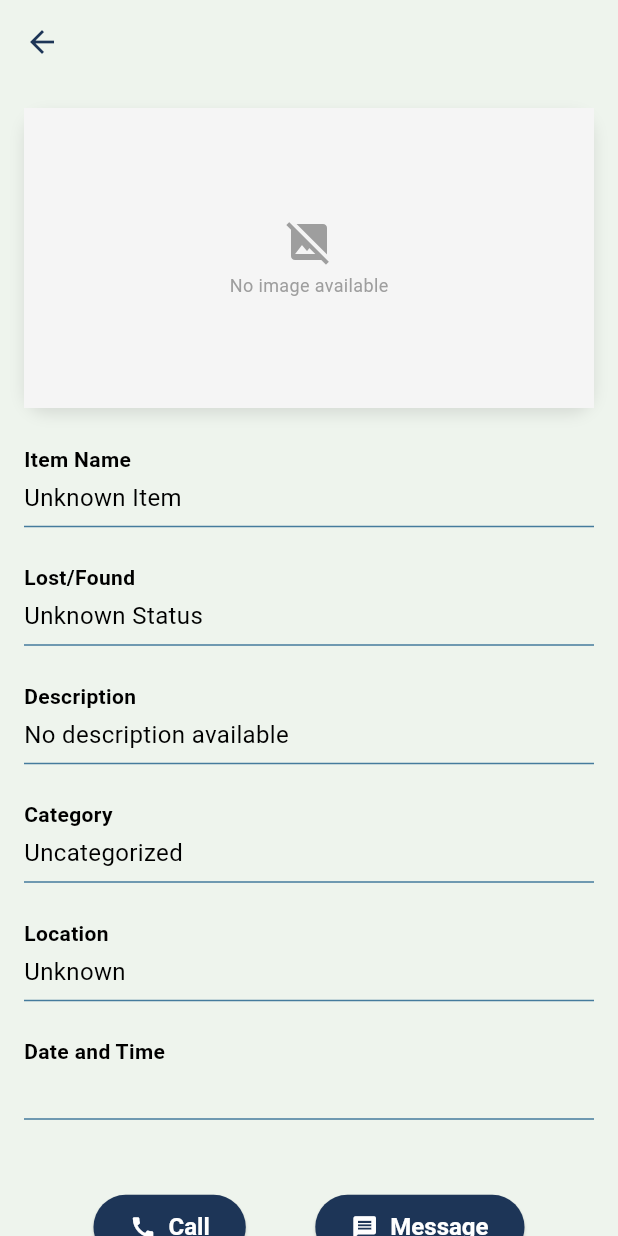
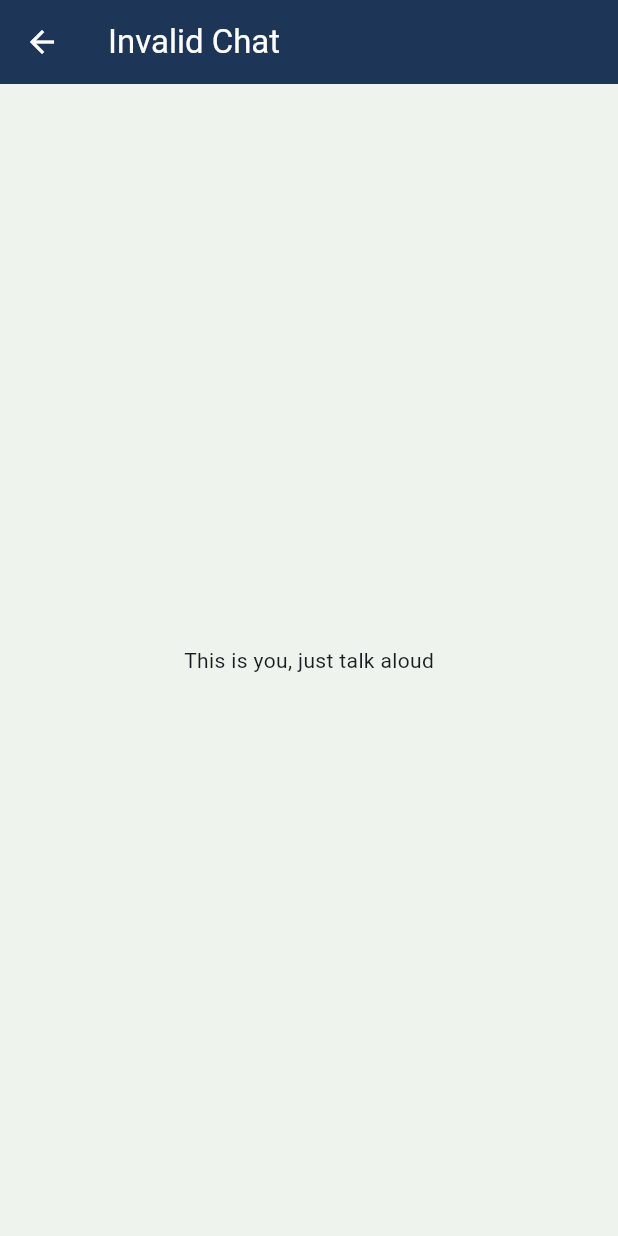
Before and after one commit to Yassin1-prog/LostandFound, a Flutter app: the ItemDetails screen opened by its route, after a tap on "Message", on a phone screen of 412 x 824 dp. Run offline on Flutter 3.47's test engine with Material 3 defaults, Android fonts, the phone set to English and light mode, and no system bars; our stand-ins replace appwrite, cached_network_image, cloud_firestore, firebase_auth, firebase_core, image_picker; accounts and stored records are empty.

Commit message:
Messages implementation
Messages have been implemented

```diff
--- a/lib/app/app_routes.dart
+++ b/lib/app/app_routes.dart
@@ -8,6 +8,8 @@ import '../ui/items_screen.dart';
 import '../ui/report_screen.dart';
 import '../ui/itemdetails.dart';
 import '../ui/profile_screen.dart';
+import '../ui/messages.dart';
+import '../ui/chat_screen.dart';
 
 class AppRoutes {
   static const String welcome = '/';
@@ -18,6 +20,8 @@ class AppRoutes {
   static const String report = '/report';
   static const String details = '/itemdetails';
   static const String profile = '/profile';
+  static const String messages = '/messages';
+  static const String chat = '/chat';
 
   static Route<dynamic>? generateRoute(RouteSettings settings) {
     switch (settings.name) {
@@ -79,6 +83,18 @@ class AppRoutes {
         );
       case profile:
         return MaterialPageRoute(builder: (_) => const ProfileScreen());
+      case messages:
+        return MaterialPageRoute(builder: (_) => const MessagesPage());
+      case chat:
+        if (settings.arguments is Map<String, dynamic>) {
+          final args = settings.arguments as Map<String, dynamic>;
+          return MaterialPageRoute(
+            builder: (_) => ChatScreen(
+              recipientId: args['recipientId'],
+            ),
+          );
+        }
+        break;
       default:
         return MaterialPageRoute(
           builder: (_) => const Scaffold(
@@ -86,5 +102,6 @@ class AppRoutes {
           ),
         );
     }
+    return null;
   }
 }
--- /dev/null
+++ b/lib/ui/chat_screen.dart
@@ -0,0 +1,182 @@
+import 'package:flutter/material.dart';
+import 'package:cloud_firestore/cloud_firestore.dart';
+import 'package:firebase_auth/firebase_auth.dart';
+import '../app/app_theme.dart';
+
+class ChatScreen extends StatefulWidget {
+  final String recipientId;
+
+  const ChatScreen({Key? key, required this.recipientId}) : super(key: key);
+
+  @override
+  State<ChatScreen> createState() => _ChatScreenState();
+}
+
+class _ChatScreenState extends State<ChatScreen> {
+  final FirebaseAuth _auth = FirebaseAuth.instance;
+  final FirebaseFirestore _firestore = FirebaseFirestore.instance;
+  final TextEditingController _messageController = TextEditingController();
+
+  static const int _maxMessageLength = 200;
+
+  void _sendMessage() async {
+    final message = _messageController.text.trim();
+
+    if (message.isEmpty || message.length > _maxMessageLength) return;
+
+    final currentUser = _auth.currentUser;
+    if (currentUser == null) return;
+
+    _messageController.clear();
+
+    final chatId = _getChatId(currentUser.uid, widget.recipientId);
+
+    await _firestore.collection('messages').add({
+      'chatId': chatId,
+      'senderId': currentUser.uid,
+      'recipientId': widget.recipientId,
+      'message': message,
+      'timestamp': FieldValue.serverTimestamp(),
+    });
+
+    await _firestore.collection('conversations').doc(chatId).set({
+      'participants': [currentUser.uid, widget.recipientId],
+      'lastMessage': message,
+      'timestamp': FieldValue.serverTimestamp(),
+    }, SetOptions(merge: true));
+  }
+
+  String _getChatId(String user1, String user2) {
+    return user1.hashCode <= user2.hashCode
+        ? '${user1}_$user2'
+        : '${user2}_$user1';
+  }
+
+  @override
+  Widget build(BuildContext context) {
+    final currentUser = _auth.currentUser;
+    if (currentUser == null) {
+      return const Center(child: Text("User not logged in."));
+    }
+
+    if (widget.recipientId == currentUser.uid) {
+      return Scaffold(
+        appBar: AppBar(
+          title: const Text("Invalid Chat"),
+          backgroundColor: AppColors.primary,
+        ),
+        body: const Center(
+          child: Text("This is you, just talk aloud"),
+        ),
+      );
+    }
+
+    final chatId = _getChatId(currentUser.uid, widget.recipientId);
+
+    return Scaffold(
+      appBar: AppBar(
+        title: Text('Chat with ${widget.recipientId}'),
+        backgroundColor: AppColors.primary,
+      ),
+      body: Column(
+        children: [
+          Expanded(
+            child: StreamBuilder<QuerySnapshot>(
+              stream: _firestore
+                  .collection('messages')
+                  .where('chatId', isEqualTo: chatId)
+                  .orderBy('timestamp', descending: true)
+                  .snapshots(),
+              builder: (context, snapshot) {
+                if (snapshot.connectionState == ConnectionState.waiting) {
+                  return const Center(child: CircularProgressIndicator());
+                }
+
+                if (snapshot.hasData) {
+                  final docs = snapshot.data!.docs;
+
+                  if (docs.isEmpty) {
+                    return const Center(child: Text('Start a conversation'));
+                  }
+
+                  return ListView.builder(
+                    reverse: true,
+                    itemCount: docs.length,
+                    itemBuilder: (context, index) {
+                      final messageData = docs[index];
+                      final messageText = messageData['message'] ?? 'Unknown';
+                      final senderId = messageData['senderId'] ?? 'Unknown';
+
+                      final isMe = senderId == currentUser.uid;
+
+                      return Align(
+                        alignment:
+                            isMe ? Alignment.centerRight : Alignment.centerLeft,
+                        child: Container(
+                          constraints: BoxConstraints(
+                              maxWidth: MediaQuery.of(context).size.width * 0.6),
+                          margin: const EdgeInsets.symmetric(
+                              vertical: 4, horizontal: 8),
+                          padding: const EdgeInsets.all(12),
+                          decoration: BoxDecoration(
+                            color: isMe
+                                ? AppColors.primary.withOpacity(0.8)
+                                : AppColors.accent.withOpacity(0.2),
+                            borderRadius: BorderRadius.circular(8),
+                          ),
+                          child: Text(
+                            messageText,
+                            style: TextStyle(
+                                color: isMe ? Colors.white : AppColors.text),
+                          ),
+                        ),
+                      );
+                    },
+                  );
+                } else {
+                  return const Center(child: Text('Start a conversation'));
+                }
+              },
+            ),
+          ),
+          Padding(
+            padding: const EdgeInsets.all(8.0),
+            child: Row(
+              children: [
+                Expanded(
+                  child: Container(
+                    constraints: BoxConstraints(
+                      maxWidth: MediaQuery.of(context).size.width * 0.6,
+                    ),
+                    padding: const EdgeInsets.all(12),
+                    decoration: BoxDecoration(
+                      color: AppColors.accent.withOpacity(0.2),
+                      borderRadius: BorderRadius.circular(8),
+                    ),
+                    child: TextField(
+                      controller: _messageController,
+                      maxLength: _maxMessageLength,
+                      maxLines: null,
+                      decoration: const InputDecoration(
+                        hintText: 'Type a message...',
+                        border: InputBorder.none,
+                        counterText: '', // Hides the character counter
+                      ),
+                      style: TextStyle(color: AppColors.text),
+                    ),
+                  ),
+                ),
+                const SizedBox(width: 8),
+                IconButton(
+                  icon: const Icon(Icons.send, color: AppColors.primary),
+                  onPressed: _sendMessage,
+                ),
+              ],
+            ),
+          ),
+
+        ],
+      ),
+    );
+  }
+}
--- a/lib/ui/components/navigation_bar.dart
+++ b/lib/ui/components/navigation_bar.dart
@@ -16,9 +16,7 @@ class MyNavigationBar extends StatelessWidget {
         Navigator.pushNamed(context, AppRoutes.homepage);
         break;
       case 1:
-        ScaffoldMessenger.of(context).showSnackBar(
-          const SnackBar(content: Text('Messages feature coming soon')),
-        );
+        Navigator.pushNamed(context, AppRoutes.messages);
         break;
       case 2:
         Navigator.pushNamed(context, AppRoutes.report);
--- a/lib/ui/itemdetails.dart
+++ b/lib/ui/itemdetails.dart
@@ -2,6 +2,7 @@ import 'package:flutter/material.dart';
 import 'package:url_launcher/url_launcher.dart';
 import '../services/user_service.dart';
 import '../app/app_theme.dart';
+import '../ui/chat_screen.dart';
 
 class ItemDetails extends StatefulWidget {
   final String itemName;
@@ -218,7 +219,12 @@ class _ItemDetailsState extends State<ItemDetails> {
                     ),
                     ElevatedButton.icon(
                       onPressed: () {
-                        // Add message functionality
+                        Navigator.push(
+                          context,
+                          MaterialPageRoute(
+                            builder: (context) => ChatScreen(recipientId: widget.userId),
+                          ),
+                        );
                       },
                       icon: const Icon(Icons.message),
                       label: const Text('Message'),
@@ -234,6 +240,7 @@ class _ItemDetailsState extends State<ItemDetails> {
                         ),
                       ),
                     ),
+
                   ],
                 ),
               ],
```
Also changed, not shown: lib/ui/messages.dart (added, +107 -0 lines), pubspec.lock.
